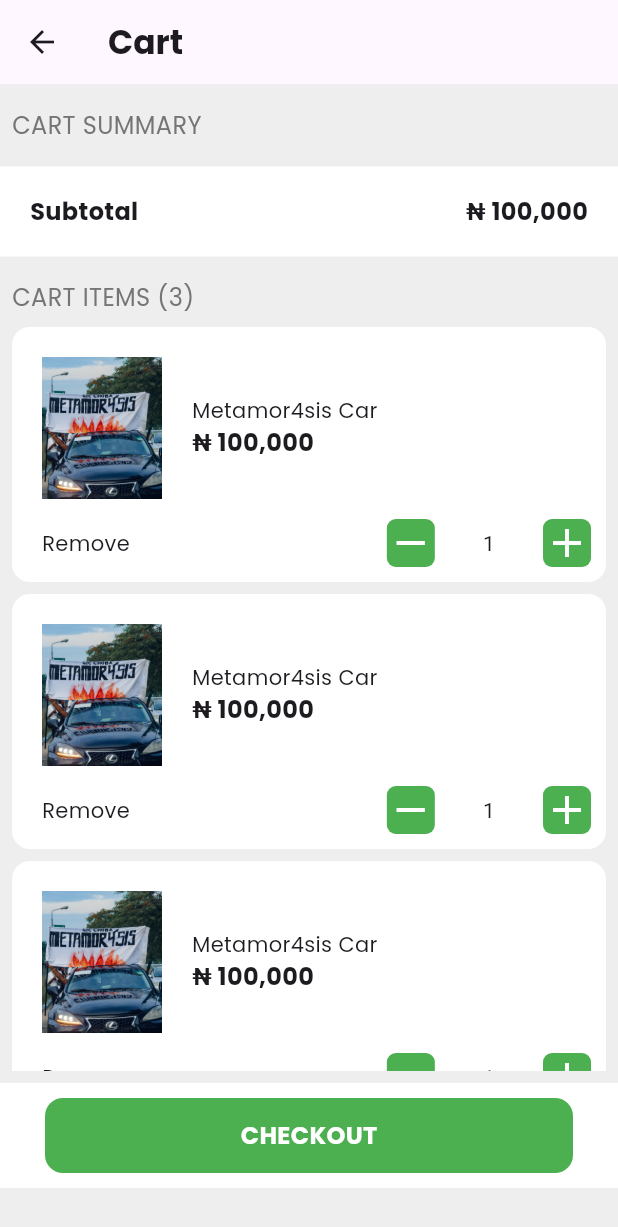
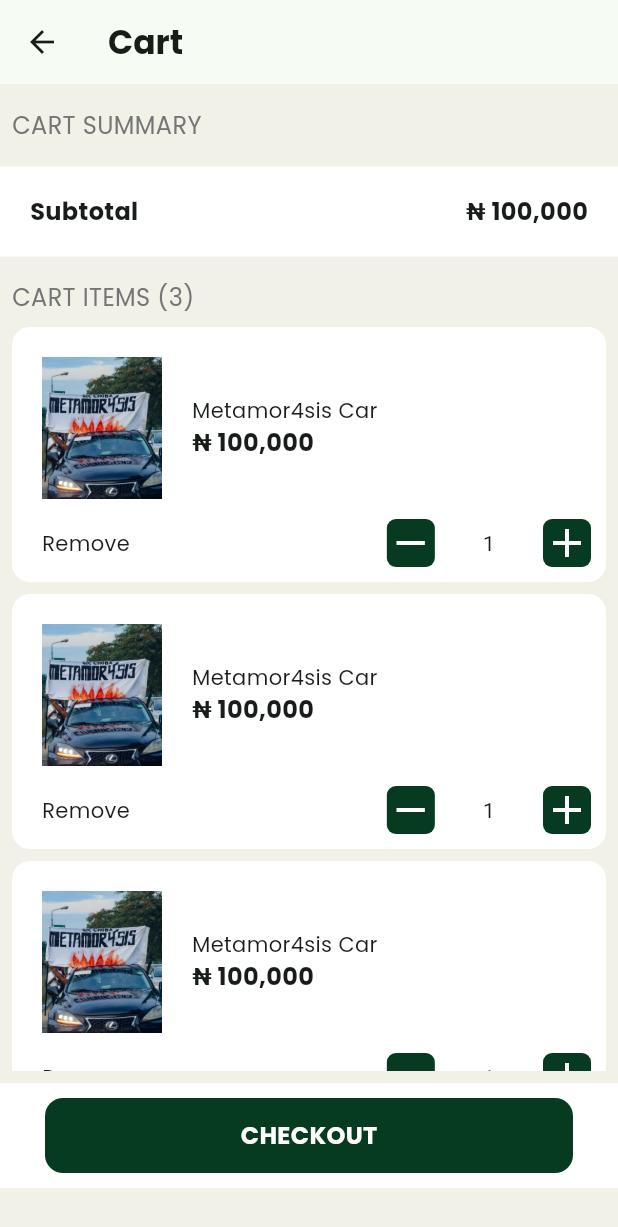
Before and after one commit to thedevsaxist/Stackbuld, a Flutter app: the screen it shows after launch, after a tap on the "favorite outline" icon, after a tap on the "shopping cart" icon, on a phone screen of 412 x 824 dp. Shown: the top 1227 px of the screen. Run offline on Flutter 3.47's test engine with Material 3 defaults, Android fonts, the phone set to English and light mode, and no system bars; our stand-ins replace firebase_core, google_fonts; accounts and stored records are empty.

Commit message:
added the color scheme to the app

```diff
--- a/lib/commons.dart
+++ b/lib/commons.dart
@@ -22,6 +22,7 @@ export 'widgets/item_card.dart';
 export 'widgets/cart_item.dart';
 export 'widgets/search_box.dart';
 export 'widgets/grid_layout.dart';
+export 'widgets/custom_button.dart';
 export 'widgets/add_to_favorite.dart';
 export 'widgets/increment_button.dart';
 export 'widgets/home_page_floating_icons.dart';
--- a/lib/main.dart
+++ b/lib/main.dart
@@ -17,7 +17,10 @@ class Stackbuld extends StatelessWidget {
       debugShowCheckedModeBanner: false,
       title: 'Stackbuld',
       theme: ThemeData(
-        // colorScheme: ColorScheme.fromSeed(seedColor: Colors.deepPurple),
+        scaffoldBackgroundColor: appBackgroundColor,
+        colorScheme: ColorScheme.fromSeed(
+          seedColor: appPrimaryColor,
+        ),
         useMaterial3: true,
       ),
       initialRoute: '/',
--- a/lib/screens/cart/cart_ui.dart
+++ b/lib/screens/cart/cart_ui.dart
@@ -13,7 +13,6 @@ class _CartPageUi extends CartPageLogic {
   @override
   Widget build(BuildContext context) {
     return Scaffold(
-      backgroundColor: appBackgroundColor,
       appBar: AppBar(
         centerTitle: false,
         title: Text(
@@ -81,7 +80,6 @@ class _CartPageUi extends CartPageLogic {
                     ),
                   ),
                   sizedBoxHeightOf8,
-
                   Expanded(
                     child: ListView.builder(
                       itemCount: productCount,
@@ -97,33 +95,8 @@ class _CartPageUi extends CartPageLogic {
           ),
 
           // checkout button
-          Align(
-            alignment: Alignment.bottomCenter,
-            child: Container(
-              padding: const EdgeInsets.symmetric(horizontal: 20.0),
-              height: 70,
-              width: double.infinity,
-              color: Colors.white,
-              child: Padding(
-                padding: const EdgeInsets.all(10.0),
-                child: Container(
-                  decoration: BoxDecoration(
-                    color: Colors.green,
-                    borderRadius: BorderRadius.circular(12),
-                  ),
-                  child: Center(
-                    child: Text(
-                      'CHECKOUT',
-                      style: GoogleFonts.poppins(
-                        color: Colors.white,
-                        fontWeight: FontWeight.bold,
-                        fontSize: fontSizeBody,
-                      ),
-                    ),
-                  ),
-                ),
-              ),
-            ),
+          const CustomButton(
+            buttonLabel: 'CHECKOUT',
           ),
           sizedBoxHeightOf32,
         ],
--- a/lib/screens/home_page/home_page_ui.dart
+++ b/lib/screens/home_page/home_page_ui.dart
@@ -17,7 +17,6 @@ class _HomePageUi extends HomePageLogic {
       child: GestureDetector(
         onTap: FocusScope.of(context).unfocus,
         child: Scaffold(
-          backgroundColor: appBackgroundColor,
           appBar: AppBar(
             title: selectedIndex == 1 ? const Text('Wishlist') : null,
             actions: [
--- a/lib/styles/themes.dart
+++ b/lib/styles/themes.dart
@@ -4,4 +4,8 @@ import 'package:stackbuld/commons.dart';
 This file contains all colors, and themes used in this project
 */
 
-Color? appBackgroundColor = Colors.grey[200];
+
+Color appAccentColor = const Color(0xff116d21);
+Color appPrimaryColor = const Color(0xff073b21);
+Color appBackgroundColor = const Color(0xfff1f1e8);
+Color appAccentColorLight = const Color(0xff4c9866);
--- /dev/null
+++ b/lib/widgets/custom_button.dart
@@ -0,0 +1,42 @@
+import 'package:stackbuld/commons.dart';
+
+class CustomButton extends StatelessWidget {
+  const CustomButton({
+    super.key,
+    required this.buttonLabel,
+  });
+
+  final String buttonLabel;
+
+  @override
+  Widget build(BuildContext context) {
+    return Align(
+      alignment: Alignment.bottomCenter,
+      child: Container(
+        padding: const EdgeInsets.symmetric(horizontal: 20.0),
+        height: 70,
+        width: double.infinity,
+        color: Colors.white,
+        child: Padding(
+          padding: const EdgeInsets.all(10.0),
+          child: Container(
+            decoration: BoxDecoration(
+              color: appPrimaryColor,
+              borderRadius: BorderRadius.circular(12),
+            ),
+            child: Center(
+              child: Text(
+                buttonLabel,
+                style: GoogleFonts.poppins(
+                  color: Colors.white,
+                  fontWeight: FontWeight.bold,
+                  fontSize: fontSizeBody,
+                ),
+              ),
+            ),
+          ),
+        ),
+      ),
+    );
+  }
+}
--- a/lib/widgets/increment_button.dart
+++ b/lib/widgets/increment_button.dart
@@ -15,7 +15,7 @@ class IncrementButton extends StatelessWidget {
       child: Container(
         decoration: BoxDecoration(
           // TODO: change the color to a lighter shade when the item count is 1.
-          color: Colors.green,
+          color: appPrimaryColor,
           borderRadius: BorderRadius.circular(6),
         ),
         child: Icon(
```
